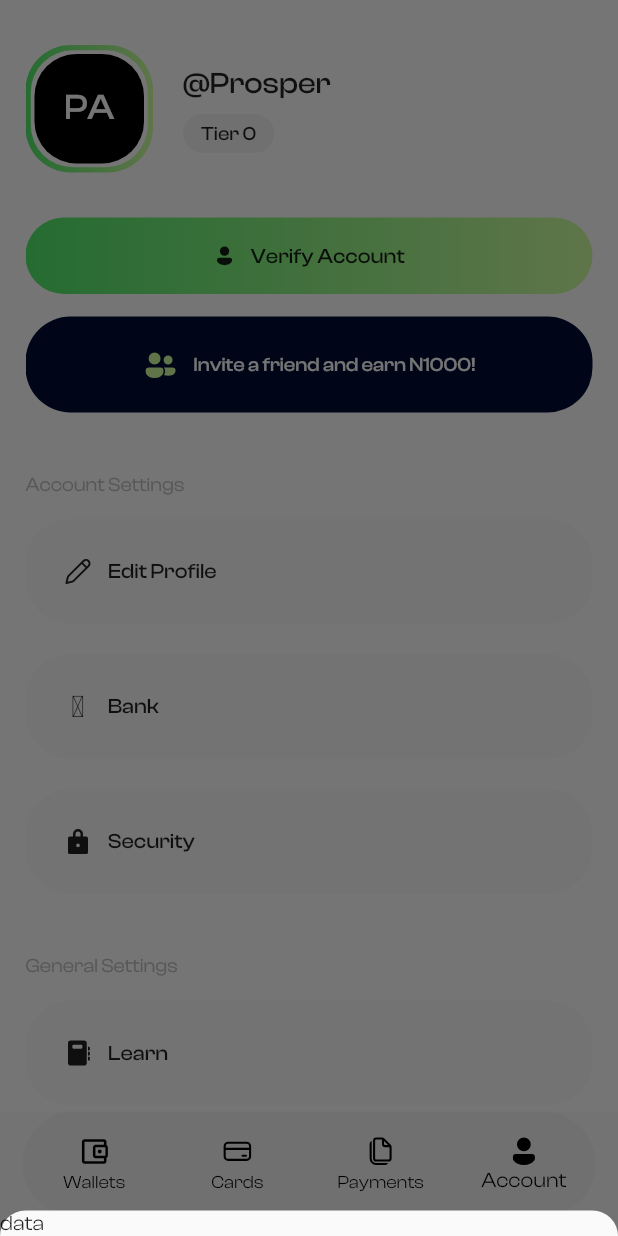
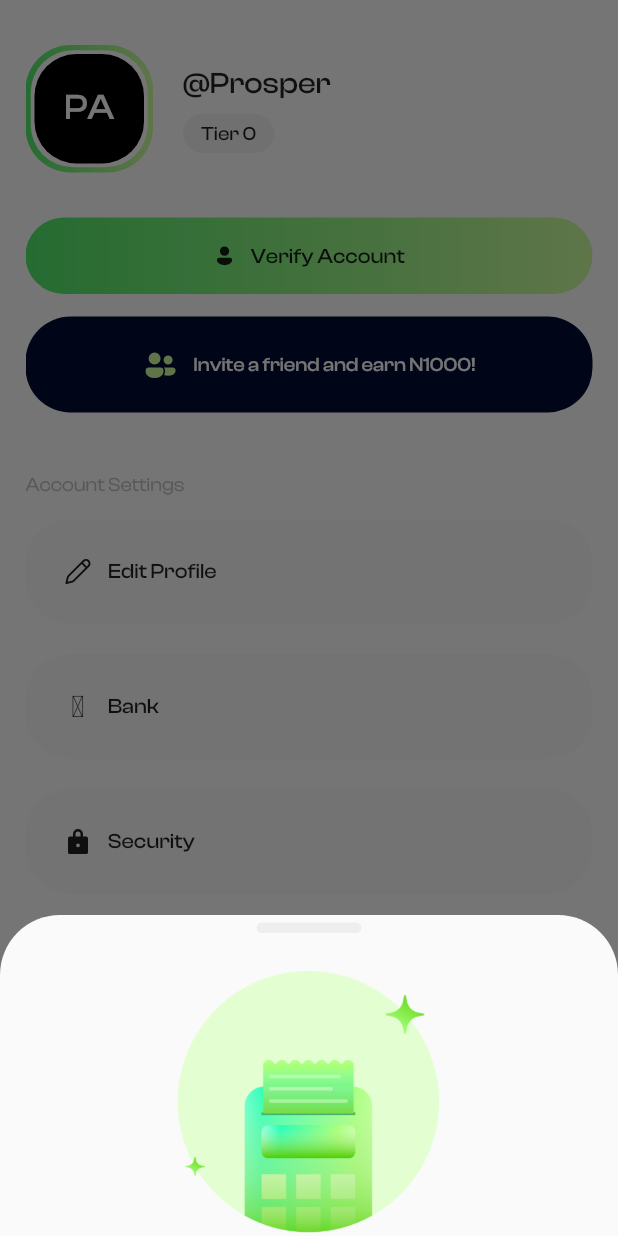
Before and after one commit to ProsperChihimba/flip-clone, a Flutter app: the screen it shows after launch, item 4 of the bottom bar chosen, after a tap on "Verify Account", on a phone screen of 412 x 824 dp. Run offline on Flutter 3.47's test engine with Material 2 defaults, Android fonts, the phone set to English and light mode, and no system bars; our stand-ins replace fluentui_icons, gap, get.

Commit message:
Update: verify account modal initial design

```diff
--- a/lib/pages/account/verify_modal.dart
+++ b/lib/pages/account/verify_modal.dart
@@ -1,4 +1,6 @@
+import 'package:flip/utils/app_layout.dart';
 import 'package:flutter/material.dart';
+import 'package:gap/gap.dart';
 
 class VerifyAccountModal extends StatelessWidget {
   const VerifyAccountModal({super.key});
@@ -6,7 +8,32 @@ class VerifyAccountModal extends StatelessWidget {
   @override
   Widget build(BuildContext context) {
     return Container(
-      child: Text("data"),
+      padding: EdgeInsets.symmetric(horizontal: AppLayout.getWidth(25)),
+      child: Column(
+        mainAxisSize: MainAxisSize.min,
+        crossAxisAlignment: CrossAxisAlignment.center,
+        children: [
+          // center small container
+          Gap(AppLayout.getHeight(5)),
+          Container(
+            height: AppLayout.getHeight(7),
+            width: AppLayout.getWidth(70),
+            decoration: BoxDecoration(
+              color: Colors.grey.shade200,
+              borderRadius: BorderRadius.circular(20),
+            ),
+          ),
+
+          // image
+          Gap(AppLayout.getHeight(22)),
+          Image(
+            image: const AssetImage(
+              'assets/card.png',
+            ),
+            width: AppLayout.getWidth(180),
+          ),
+        ],
+      ),
     );
   }
 }
```
